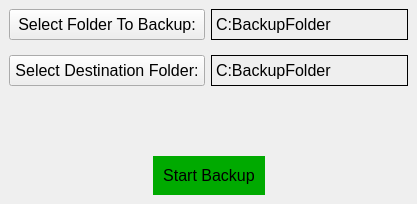
This is MainWindow.ui in Brett444/BackupApp as Qt 5 draws it before an edit. The edited form follows.
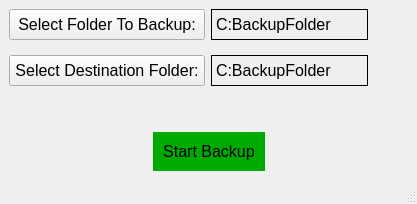
This is the edited form. Icons and pictures are not drawn.

What changed in the file:
```diff
--- a/MainWindow.ui
+++ b/MainWindow.ui
@@ -28,20 +28,10 @@
   <widget class="QWidget" name="centralwidget">
    <layout class="QVBoxLayout" name="verticalLayout">
     <item>
-     <layout class="QGridLayout" name="gridLayout" columnstretch="0,1">
+     <layout class="QGridLayout" name="gridLayout" columnstretch="0,1,0">
       <property name="verticalSpacing">
        <number>15</number>
       </property>
-      <item row="0" column="0">
-       <widget class="QPushButton" name="BackupFolder_btn">
-        <property name="styleSheet">
-         <string notr="true">padding: 5px</string>
-        </property>
-        <property name="text">
-         <string>Select Folder To Backup:</string>
-        </property>
-       </widget>
-      </item>
       <item row="0" column="1">
        <widget class="QLabel" name="BackupFolder_lbl">
         <property name="styleSheet">
@@ -72,6 +62,42 @@
         </property>
        </widget>
       </item>
+      <item row="0" column="0">
+       <widget class="QPushButton" name="BackupFolder_btn">
+        <property name="styleSheet">
+         <string notr="true">padding: 5px</string>
+        </property>
+        <property name="text">
+         <string>Select Folder To Backup:</string>
+        </property>
+       </widget>
+      </item>
+      <item row="0" column="2">
+       <spacer name="horizontalSpacer_3">
+        <property name="orientation">
+         <enum>Qt::Orientation::Horizontal</enum>
+        </property>
+        <property name="sizeHint" stdset="0">
+         <size>
+          <width>40</width>
+          <height>20</height>
+         </size>
+        </property>
+       </spacer>
+      </item>
+      <item row="1" column="2">
+       <spacer name="horizontalSpacer_4">
+        <property name="orientation">
+         <enum>Qt::Orientation::Horizontal</enum>
+        </property>
+        <property name="sizeHint" stdset="0">
+         <size>
+          <width>40</width>
+          <height>20</height>
+         </size>
+        </property>
+       </spacer>
+      </item>
      </layout>
     </item>
     <item>
@@ -145,6 +171,7 @@
     </item>
    </layout>
   </widget>
+  <widget class="QStatusBar" name="StatusBar"/>
  </widget>
  <resources>
   <include location="Resources.qrc"/>
```
